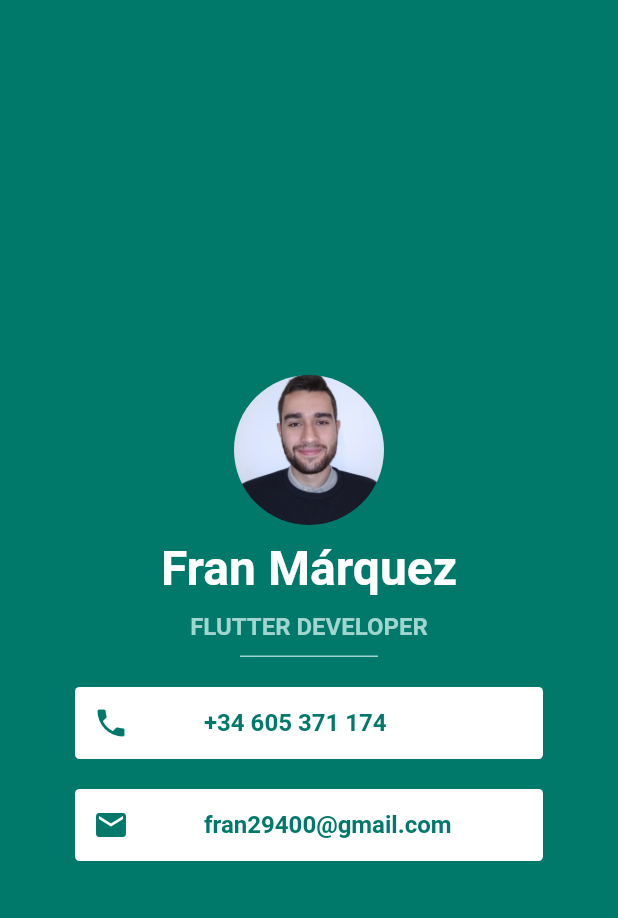
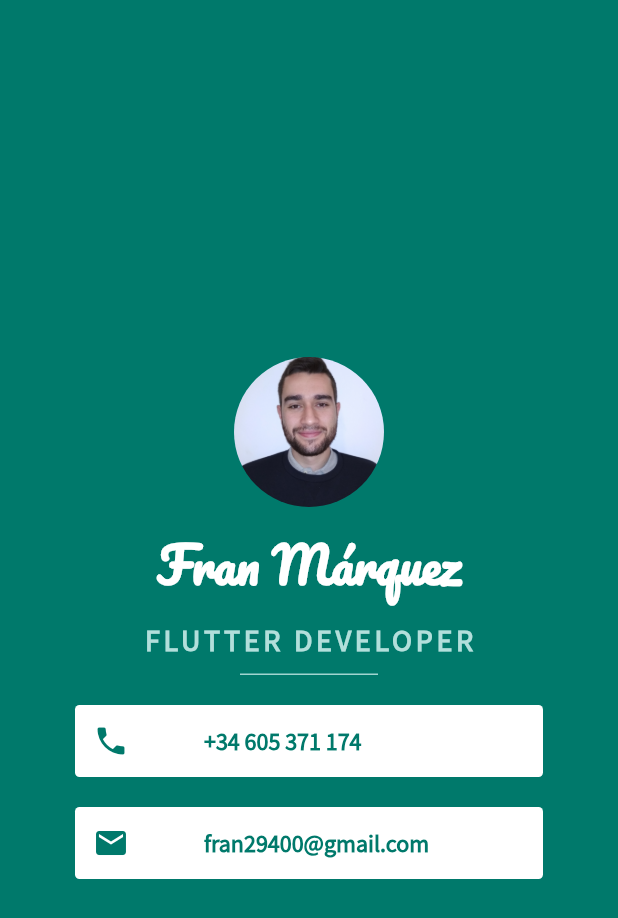
Before and after one commit to frankamente/MiCardFlutterAppBreweryCourse, a Flutter app: the screen it shows after launch, on a phone screen of 412 x 824 dp. Shown: the top 918 px of the screen. Run offline on Flutter 3.47's test engine with Material 2 defaults, Android fonts, the phone set to English and light mode, and no system bars; Roboto replaces fonts that are missing (Rock Salt).

Commit message:
Second Approach

```diff
--- a/lib/main.dart
+++ b/lib/main.dart
@@ -28,6 +28,7 @@ class MyApp extends StatelessWidget {
                 style: TextStyle(
                   color: Colors.white,
                   fontWeight: FontWeight.bold,
+                  fontFamily: 'Pacifico',
                   fontSize: 32.0,
                 ),
               ),
@@ -37,10 +38,11 @@ class MyApp extends StatelessWidget {
               Text(
                 "FLUTTER DEVELOPER",
                 style: TextStyle(
-                  color: Colors.teal[100].withAlpha(230),
-                  fontSize: 16.0,
+                  color: Colors.teal.shade100,
+                  fontSize: 20.0,
+                  letterSpacing: 2.5,
                   fontWeight: FontWeight.bold,
-                  fontFamily: "Rock Salt",
+                  fontFamily: "Source Sans Pro",
                 ),
               ),
               SizedBox(
@@ -55,35 +57,23 @@ class MyApp extends StatelessWidget {
                 height: 20,
               ),
               TextCard(
+                primaryColor: primaryColor,
                 icon: Icon(
                   Icons.phone,
                   color: primaryColor,
                 ),
-                text: Text(
-                  "+34 605 371 174",
-                  style: TextStyle(
-                    color: primaryColor,
-                    fontWeight: FontWeight.w600,
-                    fontSize: 16,
-                  ),
-                ),
+                text: "+34 605 371 174",
               ),
               SizedBox(
                 height: 20,
               ),
               TextCard(
+                primaryColor: primaryColor,
                 icon: Icon(
                   Icons.mail,
                   color: primaryColor,
                 ),
-                text: Text(
-                  "fran29400@gmail.com",
-                  style: TextStyle(
-                    color: primaryColor,
-                    fontWeight: FontWeight.w600,
-                    fontSize: 16,
-                  ),
-                ),
+                text: "fran29400@gmail.com",
               ),
             ],
           ),
@@ -96,12 +86,14 @@ class MyApp extends StatelessWidget {
 class TextCard extends StatelessWidget {
   const TextCard({
     Key key,
+    @required this.primaryColor,
     @required this.icon,
     @required this.text,
   }) : super(key: key);
 
+  final Color primaryColor;
   final Icon icon;
-  final Text text;
+  final String text;
 
   @override
   Widget build(BuildContext context) {
@@ -120,8 +112,16 @@ class TextCard extends StatelessWidget {
           ),
           Container(
             margin: EdgeInsets.only(left: 50),
-            child: text,
-          )
+            child: Text(
+              text,
+              style: TextStyle(
+                color: primaryColor,
+                fontWeight: FontWeight.w600,
+                fontSize: 16,
+                fontFamily: "Source Sans Pro",
+              ),
+            ),
+          ),
         ],
       ),
     );
```
Also changed, not shown: pubspec.yaml (+8 -23 lines), fonts/Pacifico-Regular.ttf (added), fonts/SourceSansPro-Black.ttf (added), fonts/SourceSansPro-BlackItalic.ttf (added), fonts/SourceSansPro-Bold.ttf (added), fonts/SourceSansPro-BoldItalic.ttf (added), fonts/SourceSansPro-ExtraLight.ttf (added), fonts/SourceSansPro-ExtraLightItalic.ttf (added), fonts/SourceSansPro-Italic.ttf (added), fonts/SourceSansPro-Light.ttf (added), fonts/SourceSansPro-LightItalic.ttf (added), fonts/SourceSansPro-Regular.ttf (added), fonts/SourceSansPro-SemiBold.ttf (added), fonts/SourceSansPro-SemiBoldItalic.ttf (added).
